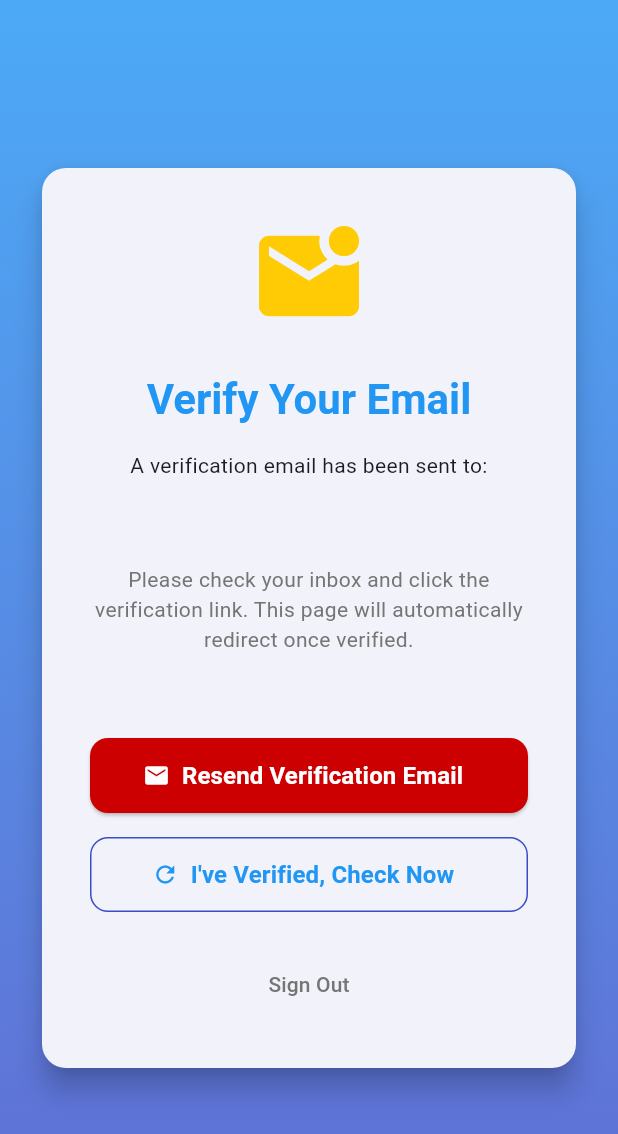
After one commit to mpaustin1993/card_flex, a Flutter app: the EmailVerification screen opened directly, on a phone screen of 412 x 824 dp. The commit adds this screen. Shown: the top 1134 px of the screen. Run offline on Flutter 3.47's test engine with Material 3 defaults, Android fonts, the phone set to English and light mode, and no system bars; our stand-ins replace firebase_auth, firebase_core; accounts and stored records are empty.

Commit message:
Created email verification functionality

```diff
--- a/lib/main.dart
+++ b/lib/main.dart
@@ -36,8 +36,8 @@ class MyApp extends StatelessWidget {
         // This works for code too, not just values: Most code changes can be
         // tested with just a hot reload.
         colorScheme: ColorScheme.fromSeed(
-          seedColor: const Color(0xFFFFCB05), // Pokemon yellow
-          primary: const Color(0xFFFFCB05), // Pokemon yellow
+          seedColor: const Color(0xFF2196F3), // Material Blue
+          primary: const Color(0xFF2196F3), // Material Blue
           secondary: const Color(0xFF3B4CCA), // Pokemon blue
           tertiary: const Color(0xFFCC0000), // Pokemon red
         ),
--- /dev/null
+++ b/lib/verification.dart
@@ -0,0 +1,268 @@
+import 'package:flutter/material.dart';
+import 'package:firebase_auth/firebase_auth.dart';
+import 'dart:async';
+import 'main.dart';
+
+class EmailVerification extends StatefulWidget {
+  const EmailVerification({super.key});
+
+  @override
+  State<EmailVerification> createState() => _EmailVerificationState();
+}
+
+class _EmailVerificationState extends State<EmailVerification> {
+  bool _isLoading = false;
+  bool _isCheckingVerification = false;
+  Timer? _timer;
+  final User? _user = FirebaseAuth.instance.currentUser;
+
+  @override
+  void initState() {
+    super.initState();
+    // Auto-check verification status every 3 seconds
+    _timer = Timer.periodic(const Duration(seconds: 3), (timer) {
+      _checkEmailVerified();
+    });
+  }
+
+  @override
+  void dispose() {
+    _timer?.cancel();
+    super.dispose();
+  }
+
+  Future<void> _checkEmailVerified() async {
+    if (_isCheckingVerification) return;
+
+    setState(() {
+      _isCheckingVerification = true;
+    });
+
+    try {
+      await _user?.reload();
+      final user = FirebaseAuth.instance.currentUser;
+
+      if (user != null && user.emailVerified) {
+        _timer?.cancel();
+        if (mounted) {
+          Navigator.pushReplacement(
+            context,
+            MaterialPageRoute(
+              builder: (context) => const MyHomePage(title: 'Card Flex'),
+            ),
+          );
+        }
+      }
+    } catch (e) {
+      print('Error checking verification: $e');
+    } finally {
+      if (mounted) {
+        setState(() {
+          _isCheckingVerification = false;
+        });
+      }
+    }
+  }
+
+  Future<void> _resendVerificationEmail() async {
+    setState(() {
+      _isLoading = true;
+    });
+
+    try {
+      await _user?.sendEmailVerification();
+      if (mounted) {
+        ScaffoldMessenger.of(context).showSnackBar(
+          const SnackBar(
+            content: Text('Verification email sent! Please check your inbox.'),
+            backgroundColor: Colors.green,
+          ),
+        );
+      }
+    } catch (e) {
+      if (mounted) {
+        ScaffoldMessenger.of(context).showSnackBar(
+          SnackBar(
+            content: Text('Failed to send email: $e'),
+            backgroundColor: Colors.red,
+          ),
+        );
+      }
+    } finally {
+      if (mounted) {
+        setState(() {
+          _isLoading = false;
+        });
+      }
+    }
+  }
+
+  Future<void> _signOut() async {
+    await FirebaseAuth.instance.signOut();
+    if (mounted) {
+      Navigator.of(context).pop();
+    }
+  }
+
+  @override
+  Widget build(BuildContext context) {
+    return Scaffold(
+      body: Container(
+        decoration: BoxDecoration(
+          gradient: LinearGradient(
+            begin: Alignment.topCenter,
+            end: Alignment.bottomCenter,
+            colors: [
+              Theme.of(context).colorScheme.primary.withValues(alpha: 0.8),
+              Theme.of(context).colorScheme.secondary.withValues(alpha: 0.8),
+            ],
+          ),
+        ),
+        child: SafeArea(
+          child: Center(
+            child: SingleChildScrollView(
+              padding: const EdgeInsets.all(24.0),
+              child: ConstrainedBox(
+                constraints: const BoxConstraints(maxWidth: 450),
+                child: Card(
+                  elevation: 8,
+                  shape: RoundedRectangleBorder(
+                    borderRadius: BorderRadius.circular(16),
+                  ),
+                  child: Padding(
+                    padding: const EdgeInsets.all(32.0),
+                    child: Column(
+                      mainAxisSize: MainAxisSize.min,
+                      children: [
+                        const Icon(
+                          Icons.mark_email_unread,
+                          size: 80,
+                          color: Color(0xFFFFCB05),
+                        ),
+                        const SizedBox(height: 24),
+                        Text(
+                          'Verify Your Email',
+                          style: Theme.of(context)
+                              .textTheme
+                              .headlineMedium
+                              ?.copyWith(
+                                fontWeight: FontWeight.bold,
+                                color: Theme.of(context).colorScheme.primary,
+                              ),
+                        ),
+                        const SizedBox(height: 16),
+                        Text(
+                          'A verification email has been sent to:',
+                          style: Theme.of(context).textTheme.bodyMedium,
+                          textAlign: TextAlign.center,
+                        ),
+                        const SizedBox(height: 8),
+                        Text(
+                          _user?.email ?? '',
+                          style: Theme.of(context).textTheme.bodyLarge?.copyWith(
+                                fontWeight: FontWeight.bold,
+                                color: Theme.of(context).colorScheme.secondary,
+                              ),
+                          textAlign: TextAlign.center,
+                        ),
+                        const SizedBox(height: 24),
+                        Text(
+                          'Please check your inbox and click the verification link. This page will automatically redirect once verified.',
+                          style: Theme.of(context).textTheme.bodyMedium?.copyWith(
+                                color: Colors.grey[600],
+                              ),
+                          textAlign: TextAlign.center,
+                        ),
+                        const SizedBox(height: 32),
+                        if (_isCheckingVerification)
+                          const Row(
+                            mainAxisAlignment: MainAxisAlignment.center,
+                            children: [
+                              SizedBox(
+                                width: 16,
+                                height: 16,
+                                child: CircularProgressIndicator(strokeWidth: 2),
+                              ),
+                              SizedBox(width: 12),
+                              Text('Checking verification status...'),
+                            ],
+                          ),
+                        const SizedBox(height: 24),
+                        SizedBox(
+                          width: double.infinity,
+                          height: 50,
+                          child: ElevatedButton.icon(
+                            onPressed: _isLoading ? null : _resendVerificationEmail,
+                            style: ElevatedButton.styleFrom(
+                              backgroundColor:
+                                  Theme.of(context).colorScheme.tertiary,
+                              foregroundColor: Colors.white,
+                              shape: RoundedRectangleBorder(
+                                borderRadius: BorderRadius.circular(12),
+                              ),
+                            ),
+                            icon: _isLoading
+                                ? const SizedBox(
+                                    width: 20,
+                                    height: 20,
+                                    child: CircularProgressIndicator(
+                                      color: Colors.white,
+                                      strokeWidth: 2,
+                                    ),
+                                  )
+                                : const Icon(Icons.email),
+                            label: const Text(
+                              'Resend Verification Email',
+                              style: TextStyle(
+                                fontSize: 16,
+                                fontWeight: FontWeight.bold,
+                              ),
+                            ),
+                          ),
+                        ),
+                        const SizedBox(height: 16),
+                        SizedBox(
+                          width: double.infinity,
+                          height: 50,
+                          child: OutlinedButton.icon(
+                            onPressed: _checkEmailVerified,
+                            style: OutlinedButton.styleFrom(
+                              side: BorderSide(
+                                color: Theme.of(context).colorScheme.secondary,
+                              ),
+                              shape: RoundedRectangleBorder(
+                                borderRadius: BorderRadius.circular(12),
+                              ),
+                            ),
+                            icon: const Icon(Icons.refresh),
+                            label: const Text(
+                              'I\'ve Verified, Check Now',
+                              style: TextStyle(
+                                fontSize: 16,
+                                fontWeight: FontWeight.bold,
+                              ),
+                            ),
+                          ),
+                        ),
+                        const SizedBox(height: 24),
+                        TextButton(
+                          onPressed: _signOut,
+                          child: Text(
+                            'Sign Out',
+                            style: TextStyle(
+                              color: Colors.grey[600],
+                            ),
+                          ),
+                        ),
+                      ],
+                    ),
+                  ),
+                ),
+              ),
+            ),
+          ),
+        ),
+      ),
+    );
+  }
+}
```
Also changed, not shown: lib/login.dart (+20 -1 lines), lib/sign_up.dart (+25 -0 lines).
